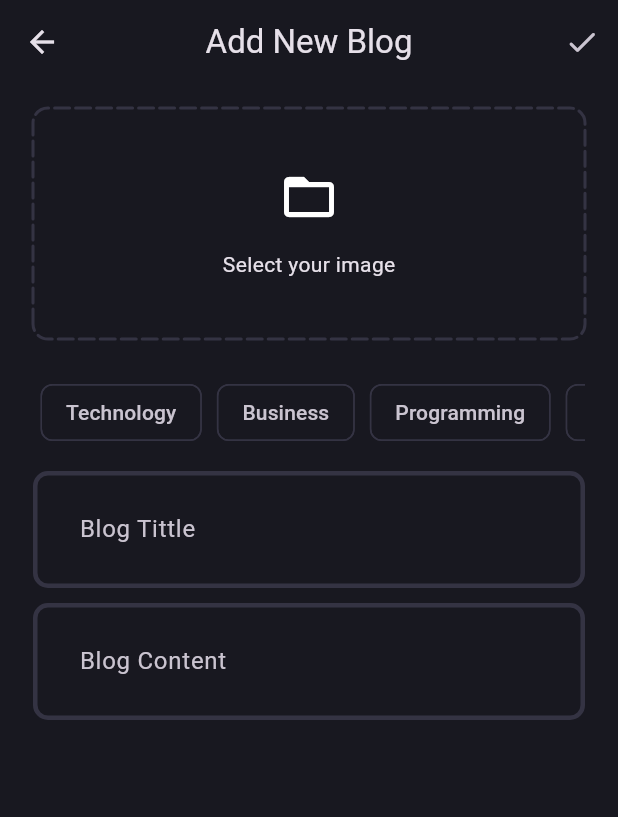
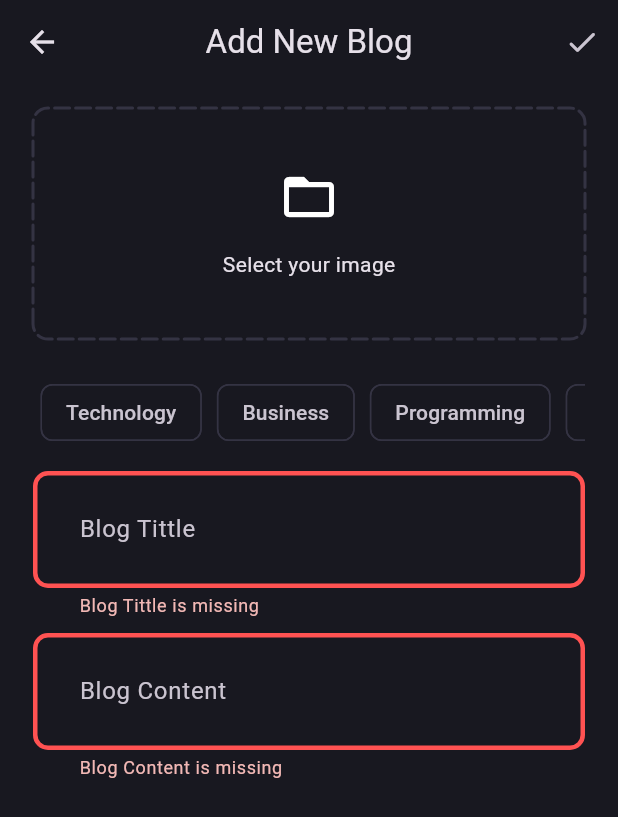
Before and after one commit to Rupam058/Blog-App, a Flutter app: the AddNewBlogPage screen opened directly, after a tap on the "done" icon, on a phone screen of 412 x 824 dp. Shown: the top 817 px of the screen. Run offline on Flutter 3.47's test engine with Material 3 defaults, Android fonts, the phone set to English and light mode, and no system bars; drawn by our look-alikes of dotted_border; our stand-ins replace flutter_bloc, fpdart, get_it, image_picker, supabase_flutter; accounts and stored records are empty.

Commit message:
uploading blogs to the Database

```diff
--- a/lib/core/theme/theme.dart
+++ b/lib/core/theme/theme.dart
@@ -22,8 +22,10 @@ class AppTheme {
     ),
     inputDecorationTheme: InputDecorationTheme(
       contentPadding: const EdgeInsets.all(27),
+      border: _border(),
       enabledBorder: _border(),
       focusedBorder: _border(AppPallete.gradient2),
+      errorBorder: _border(AppPallete.errorColor),
     ),
   );
 }
--- /dev/null
+++ b/lib/features/blog/data/datasources/blog_remote_data_sources.dart
@@ -0,0 +1,46 @@
+import 'dart:io';
+
+import 'package:blog_app/core/error/exceptions.dart';
+import 'package:blog_app/features/blog/data/models/blog_model.dart';
+import 'package:supabase_flutter/supabase_flutter.dart';
+
+abstract interface class BlogRemoteDataSource {
+  Future<BlogModel> uploadBlog(BlogModel blog);
+  Future<String> uploadBlogImage({
+    required File image,
+    required BlogModel blog,
+  });
+}
+
+class BlogRemoteDataSourceImpl implements BlogRemoteDataSource {
+  final SupabaseClient supabaseClient;
+  BlogRemoteDataSourceImpl(this.supabaseClient);
+
+  @override
+  Future<BlogModel> uploadBlog(BlogModel blog) async {
+    try {
+      final blogData = await supabaseClient.from('blogs').insert(blog.toJson()).select();
+
+      return BlogModel.fromJson(blogData.first);
+    } catch (e) {
+      throw ServerException(e.toString());
+    }
+  }
+
+  @override
+  Future<String> uploadBlogImage({
+    required File image,
+    required BlogModel blog,
+  }) async {
+    try {
+      await supabaseClient.storage.from('blog_images').upload(
+            blog.id,
+            image,
+          );
+
+      return supabaseClient.storage.from('blog_images').getPublicUrl(blog.id);
+    } catch (e) {
+      throw ServerException(e.toString());
+    }
+  }
+}
--- /dev/null
+++ b/lib/features/blog/domain/entities/blog.dart
@@ -0,0 +1,22 @@
+// ignore_for_file: public_member_api_docs, sort_constructors_first
+class Blog {
+  final String id;
+  final String posterId;
+  final String title;
+  final String content;
+  final String imageUrl;
+  final List<String> topics;
+  final DateTime updatedAt;
+
+  Blog({
+    required this.id,
+    required this.posterId,
+    required this.title,
+    required this.content,
+    required this.imageUrl,
+    required this.topics,
+    required this.updatedAt,
+  });
+
+
+}
--- /dev/null
+++ b/lib/features/blog/domain/repositories/blog_repository.dart
@@ -0,0 +1,15 @@
+import 'dart:io';
+
+import 'package:blog_app/core/error/failure.dart';
+import 'package:blog_app/features/blog/domain/entities/blog.dart';
+import 'package:fpdart/fpdart.dart';
+
+abstract interface class BlogRepository {
+  Future<Either<Failure, Blog>> uploadBlog({
+    required File image,
+    required String title,
+    required String content,
+    required String posterId,
+    required List<String> topics,
+  });
+}
--- /dev/null
+++ b/lib/features/blog/domain/usecases/upload_blog.dart
@@ -0,0 +1,40 @@
+// ignore_for_file: public_member_api_docs, sort_constructors_first
+import 'dart:io';
+
+import 'package:blog_app/core/error/failure.dart';
+import 'package:blog_app/core/usecase/usecase.dart';
+import 'package:blog_app/features/blog/domain/entities/blog.dart';
+import 'package:blog_app/features/blog/domain/repositories/blog_repository.dart';
+import 'package:fpdart/fpdart.dart';
+
+class UploadBlog implements UseCase<Blog, UploadBlogParams> {
+  final BlogRepository blogRepository;
+  UploadBlog(this.blogRepository);
+
+  @override
+  Future<Either<Failure, Blog>> call(UploadBlogParams params) async {
+    return await blogRepository.uploadBlog(
+      image: params.image,
+      title: params.title,
+      content: params.content,
+      posterId: params.posterId,
+      topics: params.topics,
+    );
+  }
+}
+
+class UploadBlogParams {
+  final String posterId;
+  final String title;
+  final String content;
+  final File image;
+  final List<String> topics;
+
+  UploadBlogParams({
+    required this.posterId,
+    required this.title,
+    required this.content,
+    required this.image,
+    required this.topics,
+  });
+}
--- /dev/null
+++ b/lib/features/blog/presentation/bloc/blog_bloc.dart
@@ -0,0 +1,34 @@
+import 'dart:io';
+
+import 'package:blog_app/features/blog/domain/usecases/upload_blog.dart';
+import 'package:flutter/material.dart';
+import 'package:flutter_bloc/flutter_bloc.dart';
+
+part 'blog_event.dart';
+part 'blog_state.dart';
+
+class BlogBloc extends Bloc<BlogEvent, BlogState> {
+  final UploadBlog uploadBlog;
+
+  BlogBloc(this.uploadBlog) : super(BlogInitial()) {
+    on<BlogEvent>((event, emit) => emit(BlogLoading()));
+    on<BlocBlogUpload>(_onBlogUpload);
+  }
+
+  void _onBlogUpload(BlocBlogUpload event, Emitter<BlogState> emit) async {
+    final res = await uploadBlog(
+      UploadBlogParams(
+        posterId: event.posterId,
+        title: event.title,
+        content: event.content,
+        image: event.image,
+        topics: event.topics,
+      ),
+    );
+
+    res.fold(
+      (l) => emit(BlogFailure(l.message)),
+      (r) => emit(BlogSuccess()),
+    );
+  }
+}
--- /dev/null
+++ b/lib/features/blog/presentation/bloc/blog_event.dart
@@ -0,0 +1,20 @@
+part of 'blog_bloc.dart';
+
+@immutable
+sealed class BlogEvent {}
+
+final class BlocBlogUpload extends BlogEvent {
+  final String posterId;
+  final String title;
+  final String content;
+  final File image;
+  final List<String> topics;
+
+  BlocBlogUpload({
+    required this.posterId,
+    required this.title,
+    required this.content,
+    required this.image,
+    required this.topics,
+  });
+}
--- /dev/null
+++ b/lib/features/blog/presentation/bloc/blog_state.dart
@@ -0,0 +1,15 @@
+part of 'blog_bloc.dart';
+
+@immutable
+sealed class BlogState {}
+
+final class BlogInitial extends BlogState {}
+
+final class BlogLoading extends BlogState {}
+
+final class BlogSuccess extends BlogState {}
+
+final class BlogFailure extends BlogState {
+  final String error;
+  BlogFailure(this.error);
+}
--- a/lib/features/blog/presentation/pages/add_new_blog_page.dart
+++ b/lib/features/blog/presentation/pages/add_new_blog_page.dart
@@ -1,12 +1,17 @@
 import 'dart:io';
 
+import 'package:blog_app/core/common/cubits/app_user/app_user_cubit.dart';
+import 'package:blog_app/core/common/widgets/loader.dart';
 import 'package:blog_app/core/mobileview.dart';
 import 'package:blog_app/core/theme/app_pallete.dart';
 import 'package:blog_app/core/utils/pick_image.dart';
+import 'package:blog_app/core/utils/show_snackbar.dart';
+import 'package:blog_app/features/blog/presentation/bloc/blog_bloc.dart';
+import 'package:blog_app/features/blog/presentation/pages/blog_page.dart';
 import 'package:blog_app/features/blog/presentation/widgets/blog_editor.dart';
 import 'package:dotted_border/dotted_border.dart';
 import 'package:flutter/material.dart';
-
+import 'package:flutter_bloc/flutter_bloc.dart';
 
 class AddNewBlogPage extends StatefulWidget {
   static route() => MaterialPageRoute(
@@ -19,6 +24,8 @@ class AddNewBlogPage extends StatefulWidget {
 }
 
 class _AddNewBlogPageState extends State<AddNewBlogPage> {
+  final formKey = GlobalKey<FormState>();
+
   final titleController = TextEditingController();
   final contentController = TextEditingController();
   List<String> selectedTopics = [];
@@ -31,6 +38,21 @@ class _AddNewBlogPageState extends State<AddNewBlogPage> {
       setState(() {
         image = pickedImage;
       });
+    }
+  }
+
+  void uploadBlog() {
+    if (formKey.currentState!.validate() && selectedTopics.isNotEmpty && image != null) {
+      final posterId = (context.read<AppUserCubit>().state as AppUserLoggedIn).user.id;
+      context.read<BlogBloc>().add(
+            BlocBlogUpload(
+              posterId: posterId,
+              title: titleController.text.trim(),
+              content: contentController.text.trim(),
+              image: image!,
+              topics: selectedTopics,
+            ),
+          );
     }
   }
 
@@ -48,15 +70,35 @@ class _AddNewBlogPageState extends State<AddNewBlogPage> {
         title: const Text('Add New Blog'),
         actions: [
           IconButton(
-            onPressed: () {},
+            onPressed: () {
+              uploadBlog();
+            },
             icon: const Icon(Icons.done_rounded),
           ),
         ],
       ),
-      body: SingleChildScrollView(
+      body: BlocConsumer<BlogBloc, BlogState>(
+        listener: (context, state) {
+          if (state is BlogFailure) {
+            showSnackBar(context, state.error);
+          } else if (state is BlogSuccess) {
+            Navigator.pushAndRemoveUntil(
+              context,
+              BlogPage.route(),
+              (route) => false,
+            );
+          }
+        },
+        builder: (context, state) {
+          if (state is BlogLoading) {
+            return const Loader();
+          }
+          return SingleChildScrollView(
             child: Mobile(
               child: Padding(
                 padding: const EdgeInsets.all(16.0),
+                child: Form(
+                  key: formKey,
                   child: Column(
                     children: [
                       image != null
@@ -148,5 +190,8 @@ class _AddNewBlogPageState extends State<AddNewBlogPage> {
               ),
             ),
           );
+        },
+      ),
+    );
   }
 }
--- a/lib/features/blog/presentation/pages/blog_page.dart
+++ b/lib/features/blog/presentation/pages/blog_page.dart
@@ -3,6 +3,9 @@ import 'package:flutter/cupertino.dart';
 import 'package:flutter/material.dart';
 
 class BlogPage extends StatelessWidget {
+  static route() => MaterialPageRoute(
+        builder: (context) => const BlogPage(),
+      );
   const BlogPage({super.key});
 
   @override
@@ -19,7 +22,6 @@ class BlogPage extends StatelessWidget {
           ),
         ],
       ),
-
     );
   }
 }
--- a/lib/features/blog/presentation/widgets/blog_editor.dart
+++ b/lib/features/blog/presentation/widgets/blog_editor.dart
@@ -15,6 +15,12 @@ class BlogEditor extends StatelessWidget {
       controller: controller,
       decoration: InputDecoration(hintText: hintText),
       maxLines: null,
+      validator: (value) {
+        if (value == null || value.isEmpty) {
+          return '$hintText is missing';
+        }
+        return null;
+      },
     );
   }
 }
--- a/lib/main.dart
+++ b/lib/main.dart
@@ -2,6 +2,7 @@ import 'package:blog_app/core/common/cubits/app_user/app_user_cubit.dart';
 import 'package:blog_app/core/theme/theme.dart';
 import 'package:blog_app/features/auth/presentaion/bloc/auth_bloc.dart';
 import 'package:blog_app/features/auth/presentaion/pages/login_page.dart';
+import 'package:blog_app/features/blog/presentation/bloc/blog_bloc.dart';
 import 'package:blog_app/features/blog/presentation/pages/blog_page.dart';
 import 'package:blog_app/init_dependencies.dart';
 import 'package:flutter/material.dart';
@@ -18,6 +19,9 @@ void main() async {
       ),
       BlocProvider(
         create: (_) => serviceLocator<AppUserCubit>(),
+      ),
+      BlocProvider(
+        create: (_) => serviceLocator<BlogBloc>(),
       ),
     ],
     child: const MyApp(),
```
Also changed, not shown: lib/features/blog/data/models/blog_model.dart (added, +61 -0 lines), lib/features/blog/data/repositories/blog_repository_impl.dart (added, +49 -0 lines), lib/init_dependencies.dart (+25 -0 lines), pubspec.yaml (+4 -6 lines), pubspec.lock. Lines whose indentation alone changed are shown as unchanged.
